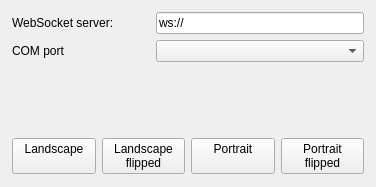
Qt form mainwindow.ui (stuomas/disorient) before a commit.
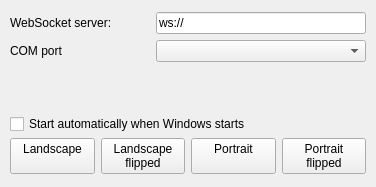
The same form after that commit.

Commit message: Add autostart option

```diff
--- a/mainwindow.ui
+++ b/mainwindow.ui
@@ -23,7 +23,7 @@
       <height>176</height>
      </rect>
     </property>
-    <layout class="QVBoxLayout" name="verticalLayout" stretch="2,2,2,2">
+    <layout class="QVBoxLayout" name="verticalLayout" stretch="2,2,2,0,2">
      <property name="spacing">
       <number>2</number>
      </property>
@@ -42,13 +42,13 @@
      <item>
       <layout class="QHBoxLayout" name="horizontalLayout_3" stretch="2,3">
        <property name="leftMargin">
-        <number>2</number>
+        <number>0</number>
        </property>
        <property name="topMargin">
         <number>2</number>
        </property>
        <property name="rightMargin">
-        <number>2</number>
+        <number>0</number>
        </property>
        <property name="bottomMargin">
         <number>2</number>
@@ -72,13 +72,13 @@
      <item>
       <layout class="QHBoxLayout" name="horizontalLayout_2" stretch="2,3">
        <property name="leftMargin">
-        <number>2</number>
+        <number>0</number>
        </property>
        <property name="topMargin">
         <number>2</number>
        </property>
        <property name="rightMargin">
-        <number>2</number>
+        <number>0</number>
        </property>
        <property name="bottomMargin">
         <number>2</number>
@@ -112,16 +112,27 @@
        </property>
       </spacer>
      </item>
+     <item>
+      <layout class="QHBoxLayout" name="horizontalLayout_4">
+       <item>
+        <widget class="QCheckBox" name="checkBoxAutostart">
+         <property name="text">
+          <string>Start automatically when Windows starts </string>
+         </property>
+        </widget>
+       </item>
+      </layout>
+     </item>
      <item>
       <layout class="QHBoxLayout" name="horizontalLayout">
        <property name="leftMargin">
-        <number>2</number>
+        <number>0</number>
        </property>
        <property name="topMargin">
         <number>2</number>
        </property>
        <property name="rightMargin">
-        <number>2</number>
+        <number>0</number>
        </property>
        <property name="bottomMargin">
         <number>2</number>
```
The commit also changes 2 other files.
